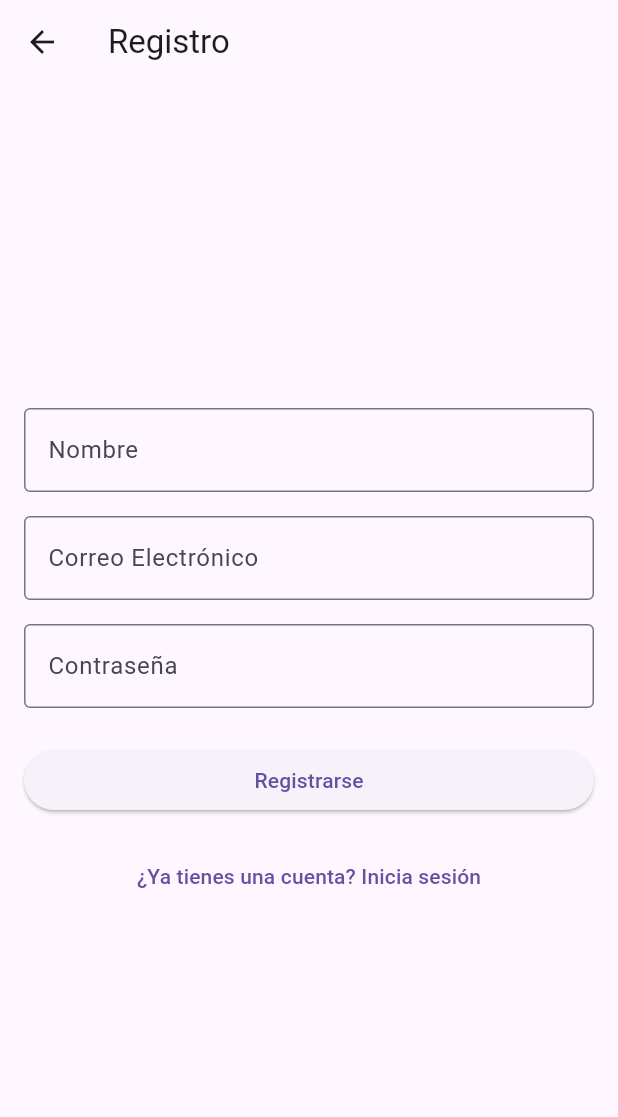
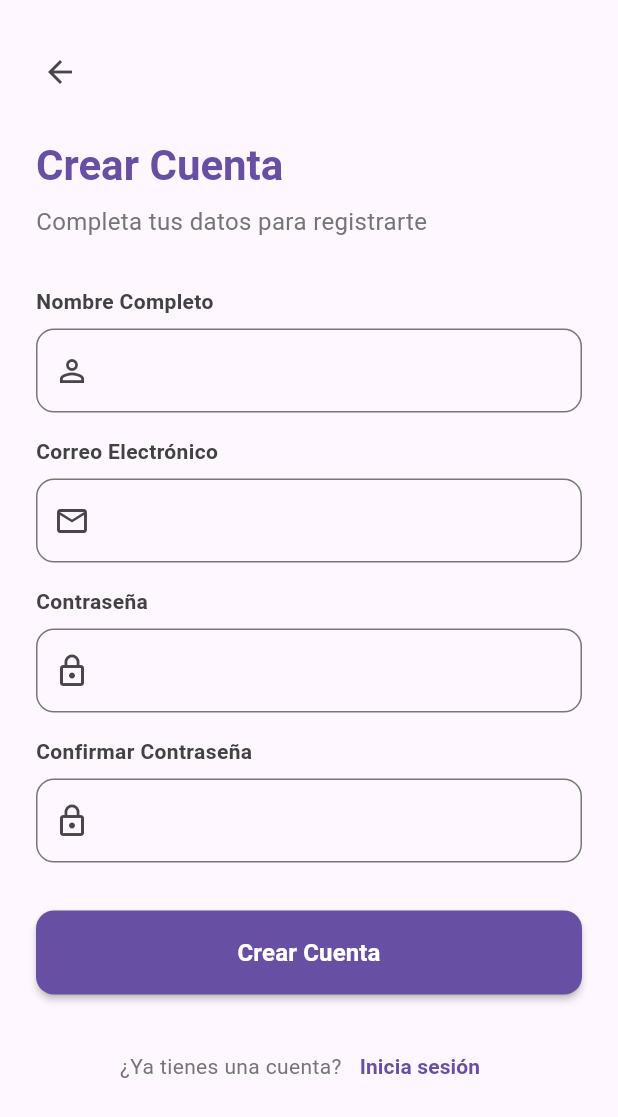
Before and after one commit to juan-moncayo/FinalFlutter, a Flutter app: the RegisterPage screen opened directly, on a phone screen of 412 x 824 dp. Shown: the top 1117 px of the screen. Run offline on Flutter 3.47's test engine with Material 3 defaults, Android fonts, the phone set to English and light mode, and no system bars; our stand-ins replace appwrite; accounts and stored records are empty.

Commit message:
registro

```diff
--- a/lib/presentation/pages/register.dart
+++ b/lib/presentation/pages/register.dart
@@ -14,6 +14,7 @@ class _RegisterPageState extends State<RegisterPage> {
   final _nameController = TextEditingController();
   final _emailController = TextEditingController();
   final _passwordController = TextEditingController();
+  final _confirmPasswordController = TextEditingController();
   final _authController = AuthController();
   bool _isLoading = false;
 
@@ -22,6 +23,7 @@ class _RegisterPageState extends State<RegisterPage> {
     _nameController.dispose();
     _emailController.dispose();
     _passwordController.dispose();
+    _confirmPasswordController.dispose();
     super.dispose();
   }
 
@@ -53,22 +55,47 @@ class _RegisterPageState extends State<RegisterPage> {
   @override
   Widget build(BuildContext context) {
     return Scaffold(
-      appBar: AppBar(
-        title: const Text('Registro'),
-      ),
-      body: Padding(
-        padding: const EdgeInsets.all(16.0),
+      body: SafeArea(
+        child: SingleChildScrollView(
+          child: Padding(
+            padding: const EdgeInsets.all(24.0),
             child: Form(
               key: _formKey,
               child: Column(
-            mainAxisAlignment: MainAxisAlignment.center,
+                crossAxisAlignment: CrossAxisAlignment.start,
                 children: [
-              TextFormField(
+                  // Botón de regreso
+                  IconButton(
+                    icon: const Icon(Icons.arrow_back),
+                    onPressed: () => Navigator.of(context).pop(),
+                    padding: EdgeInsets.zero,
+                    alignment: Alignment.centerLeft,
+                  ),
+                  const SizedBox(height: 20),
+
+                  // Título
+                  Text(
+                    'Crear Cuenta',
+                    style: Theme.of(context).textTheme.headlineMedium?.copyWith(
+                          fontWeight: FontWeight.bold,
+                          color: Theme.of(context).colorScheme.primary,
+                        ),
+                  ),
+                  const SizedBox(height: 8),
+                  Text(
+                    'Completa tus datos para registrarte',
+                    style: TextStyle(
+                      fontSize: 16,
+                      color: Colors.grey[600],
+                    ),
+                  ),
+                  const SizedBox(height: 32),
+
+                  // Formulario
+                  _buildFormField(
                     controller: _nameController,
-                decoration: const InputDecoration(
-                  labelText: 'Nombre',
-                  border: OutlineInputBorder(),
-                ),
+                    label: 'Nombre Completo',
+                    icon: Icons.person_outline,
                     validator: (value) {
                       if (value == null || value.isEmpty) {
                         return 'Por favor ingrese su nombre';
@@ -77,28 +104,27 @@ class _RegisterPageState extends State<RegisterPage> {
                     },
                   ),
                   const SizedBox(height: 16),
-              TextFormField(
+
+                  _buildFormField(
                     controller: _emailController,
-                decoration: const InputDecoration(
-                  labelText: 'Correo Electrónico',
-                  border: OutlineInputBorder(),
-                ),
+                    label: 'Correo Electrónico',
+                    icon: Icons.email_outlined,
                     keyboardType: TextInputType.emailAddress,
                     validator: (value) {
                       if (value == null || value.isEmpty) {
                         return 'Por favor ingrese su correo electrónico';
                       }
+                      if (!value.contains('@') || !value.contains('.')) {
+                        return 'Ingrese un correo electrónico válido';
+                      }
                       return null;
                     },
                   ),
                   const SizedBox(height: 16),
-              TextFormField(
+
+                  _buildPasswordField(
                     controller: _passwordController,
-                decoration: const InputDecoration(
-                  labelText: 'Contraseña',
-                  border: OutlineInputBorder(),
-                ),
-                obscureText: true,
+                    label: 'Contraseña',
                     validator: (value) {
                       if (value == null || value.isEmpty) {
                         return 'Por favor ingrese su contraseña';
@@ -109,27 +135,156 @@ class _RegisterPageState extends State<RegisterPage> {
                       return null;
                     },
                   ),
-              const SizedBox(height: 24),
+                  const SizedBox(height: 16),
+
+                  _buildPasswordField(
+                    controller: _confirmPasswordController,
+                    label: 'Confirmar Contraseña',
+                    validator: (value) {
+                      if (value == null || value.isEmpty) {
+                        return 'Por favor confirme su contraseña';
+                      }
+                      if (value != _passwordController.text) {
+                        return 'Las contraseñas no coinciden';
+                      }
+                      return null;
+                    },
+                  ),
+                  const SizedBox(height: 32),
+
+                  // Botón de registro
                   SizedBox(
                     width: double.infinity,
+                    height: 56,
                     child: ElevatedButton(
                       onPressed: _isLoading ? null : _register,
+                      style: ElevatedButton.styleFrom(
+                        backgroundColor: Theme.of(context).colorScheme.primary,
+                        foregroundColor: Colors.white,
+                        shape: RoundedRectangleBorder(
+                          borderRadius: BorderRadius.circular(12),
+                        ),
+                        elevation: 2,
+                      ),
                       child: _isLoading
-                      ? const CircularProgressIndicator()
-                      : const Text('Registrarse'),
+                          ? const SizedBox(
+                              width: 24,
+                              height: 24,
+                              child: CircularProgressIndicator(
+                                color: Colors.white,
+                                strokeWidth: 2,
+                              ),
+                            )
+                          : const Text(
+                              'Crear Cuenta',
+                              style: TextStyle(
+                                fontSize: 16,
+                                fontWeight: FontWeight.bold,
                               ),
                             ),
-              const SizedBox(height: 16),
+                    ),
+                  ),
+                  const SizedBox(height: 24),
+
+                  // Enlace a inicio de sesión
+                  Center(
+                    child: Row(
+                      mainAxisAlignment: MainAxisAlignment.center,
+                      children: [
+                        Text(
+                          '¿Ya tienes una cuenta?',
+                          style: TextStyle(color: Colors.grey[600]),
+                        ),
                         TextButton(
                           onPressed: () {
                             Navigator.of(context).pop();
                           },
-                child: const Text('¿Ya tienes una cuenta? Inicia sesión'),
+                          child: const Text(
+                            'Inicia sesión',
+                            style: TextStyle(fontWeight: FontWeight.bold),
+                          ),
+                        ),
+                      ],
+                    ),
                   ),
                 ],
               ),
             ),
           ),
+        ),
+      ),
+    );
+  }
+
+  Widget _buildFormField({
+    required TextEditingController controller,
+    required String label,
+    required IconData icon,
+    TextInputType? keyboardType,
+    String? Function(String?)? validator,
+  }) {
+    return Column(
+      crossAxisAlignment: CrossAxisAlignment.start,
+      children: [
+        Text(
+          label,
+          style: TextStyle(
+            fontWeight: FontWeight.bold,
+            color: Colors.grey[800],
+          ),
+        ),
+        const SizedBox(height: 8),
+        TextFormField(
+          controller: controller,
+          decoration: InputDecoration(
+            prefixIcon: Icon(icon),
+            border: OutlineInputBorder(
+              borderRadius: BorderRadius.circular(12),
+            ),
+            contentPadding: const EdgeInsets.symmetric(
+              vertical: 16,
+              horizontal: 16,
+            ),
+          ),
+          keyboardType: keyboardType,
+          validator: validator,
+        ),
+      ],
+    );
+  }
+
+  Widget _buildPasswordField({
+    required TextEditingController controller,
+    required String label,
+    String? Function(String?)? validator,
+  }) {
+    return Column(
+      crossAxisAlignment: CrossAxisAlignment.start,
+      children: [
+        Text(
+          label,
+          style: TextStyle(
+            fontWeight: FontWeight.bold,
+            color: Colors.grey[800],
+          ),
+        ),
+        const SizedBox(height: 8),
+        TextFormField(
+          controller: controller,
+          decoration: InputDecoration(
+            prefixIcon: const Icon(Icons.lock_outline),
+            border: OutlineInputBorder(
+              borderRadius: BorderRadius.circular(12),
+            ),
+            contentPadding: const EdgeInsets.symmetric(
+              vertical: 16,
+              horizontal: 16,
+            ),
+          ),
+          obscureText: true,
+          validator: validator,
+        ),
+      ],
     );
   }
 }
```
Lines whose indentation alone changed are shown as unchanged.
